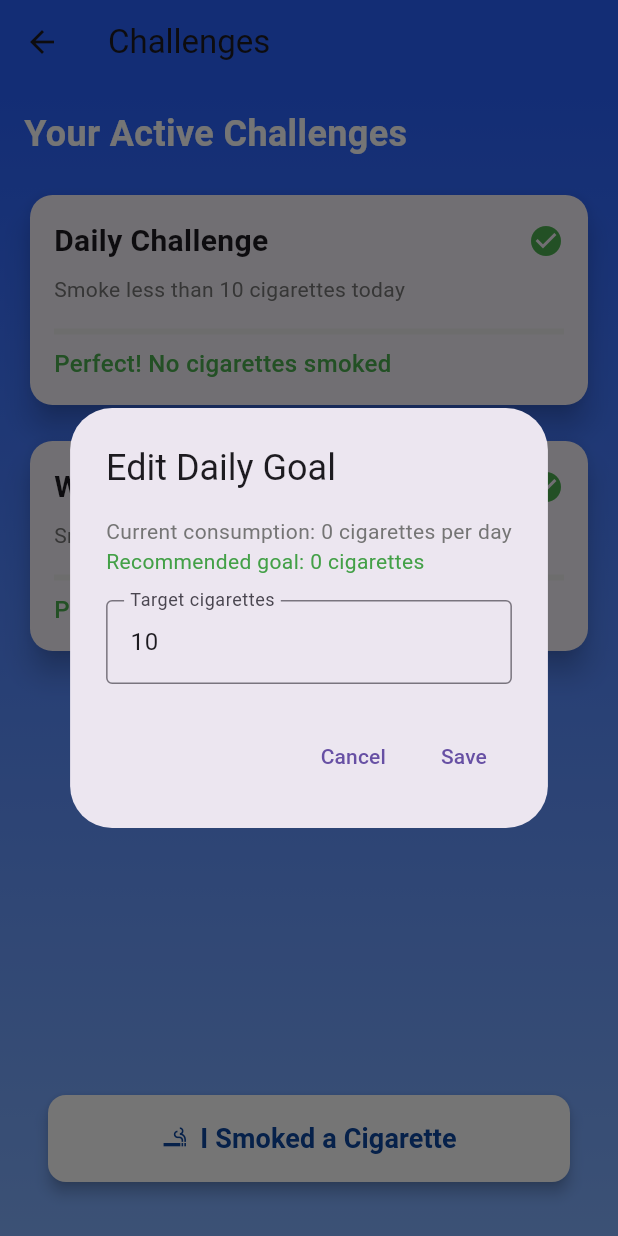
After one commit to FreshStart-Team14/FreshStart, a Flutter app: the ChallengesScreen screen opened directly, after a tap on "Daily Challenge", on a phone screen of 412 x 824 dp. The commit adds this screen. Run offline on Flutter 3.47's test engine with Material 3 defaults, Android fonts, the phone set to English and light mode, and no system bars; our stand-ins replace cloud_firestore, firebase_auth, firebase_core, fl_chart, fluttertoast, google_fonts and 2 more; accounts and stored records are empty.

Commit message:
Implemented challenges

```diff
--- /dev/null
+++ b/lib/screens/challenges.dart
@@ -0,0 +1,388 @@
+import 'package:flutter/material.dart';
+import 'package:cloud_firestore/cloud_firestore.dart';
+import 'package:firebase_auth/firebase_auth.dart';
+
+class ChallengesScreen extends StatefulWidget {
+  @override
+  _ChallengesScreenState createState() => _ChallengesScreenState();
+}
+
+class _ChallengesScreenState extends State<ChallengesScreen> {
+  final FirebaseFirestore _firestore = FirebaseFirestore.instance;
+  final String userId = FirebaseAuth.instance.currentUser?.uid ?? '';
+
+  int _dailyGoal = 10;
+  int _weeklyGoal = 50;
+  int _cigarettesPerDay = 0; // User's default daily consumption
+  Map<String, int> _dailySmokingCounts = {};
+  DateTime _lastUpdated = DateTime.now();
+
+  @override
+  void initState() {
+    super.initState();
+    _loadChallengeData();
+  }
+
+  Future<void> _loadChallengeData() async {
+    if (userId.isEmpty) return;
+
+    try {
+      // Load user's default cigarettes per day
+      final userDoc = await _firestore.collection('users').doc(userId).get();
+      if (userDoc.exists) {
+        final userData = userDoc.data() as Map<String, dynamic>;
+        _cigarettesPerDay = userData['cigarettes_per_day'] ?? 0;
+      }
+
+      // Load challenge goals and smoking history
+      final challengeDoc =
+          await _firestore.collection('user_challenges').doc(userId).get();
+      if (challengeDoc.exists) {
+        final data = challengeDoc.data() as Map<String, dynamic>;
+        final smokingData =
+            data['dailySmokingCounts'] as Map<String, dynamic>? ?? {};
+
+        setState(() {
+          _dailyGoal = data['dailyGoal'] ?? (_cigarettesPerDay * 0.7).floor();
+          _weeklyGoal =
+              data['weeklyGoal'] ?? (_cigarettesPerDay * 7 * 0.7).floor();
+          _lastUpdated = (data['lastUpdated'] as Timestamp).toDate();
+          _dailySmokingCounts =
+              smokingData.map((key, value) => MapEntry(key, value as int));
+        });
+      } else {
+        // Set initial goals to 70% of current consumption
+        setState(() {
+          _dailyGoal = (_cigarettesPerDay * 0.7).floor();
+          _weeklyGoal = (_cigarettesPerDay * 7 * 0.7).floor();
+          _saveChallengeData();
+        });
+      }
+    } catch (e) {
+      print('Error loading challenge data: $e');
+      ScaffoldMessenger.of(context).showSnackBar(
+        SnackBar(
+            content: Text('Error loading challenge data. Please try again.')),
+      );
+    }
+  }
+
+  Future<void> _saveChallengeData() async {
+    if (userId.isEmpty) return;
+
+    try {
+      // Convert the Map<String, int> to a format Firestore can handle
+      Map<String, dynamic> smokingData = {};
+      _dailySmokingCounts.forEach((key, value) {
+        smokingData[key] = value;
+      });
+
+      await _firestore.collection('user_challenges').doc(userId).set(
+          {
+            'dailyGoal': _dailyGoal,
+            'weeklyGoal': _weeklyGoal,
+            'lastUpdated': Timestamp.now(),
+            'dailySmokingCounts': smokingData,
+          },
+          SetOptions(
+              merge:
+                  true)); // Use merge option to prevent overwriting other fields
+    } catch (e) {
+      print('Error saving challenge data: $e');
+      ScaffoldMessenger.of(context).showSnackBar(
+        SnackBar(
+            content: Text('Error saving challenge data. Please try again.')),
+      );
+    }
+  }
+
+  Future<void> _recordSmoke() async {
+    try {
+      final today = DateTime.now().toIso8601String().split('T')[0];
+      setState(() {
+        _dailySmokingCounts[today] = (_dailySmokingCounts[today] ?? 0) + 1;
+      });
+      await _saveChallengeData();
+    } catch (e) {
+      print('Error recording smoke: $e');
+      ScaffoldMessenger.of(context).showSnackBar(
+        SnackBar(content: Text('Error recording cigarette. Please try again.')),
+      );
+    }
+  }
+
+  int _getTodaySmoked() {
+    final today = DateTime.now().toIso8601String().split('T')[0];
+    return _dailySmokingCounts[today] ?? 0;
+  }
+
+  int _getWeekSmoked() {
+    final now = DateTime.now();
+    final weekStart = now.subtract(Duration(days: now.weekday - 1));
+    final weekEnd = now.add(Duration(days: 1));
+
+    int total = 0;
+    _dailySmokingCounts.forEach((dateStr, count) {
+      final date = DateTime.parse(dateStr);
+      if (date.isAfter(weekStart) && date.isBefore(weekEnd)) {
+        total += count;
+      }
+    });
+    return total;
+  }
+
+  // Helper method to get color based on progress
+  Color _getProgressColor(int current, int goal) {
+    if (current == 0) return Colors.green;
+    if (current >= goal) return Colors.red;
+
+    // Calculate how close we are to the goal (0.0 to 1.0)
+    double progress = current / goal;
+
+    // Create a color gradient from green to yellow to red
+    if (progress <= 0.5) {
+      // Blend from green to yellow
+      return Color.lerp(
+        Colors.green,
+        Colors.yellow,
+        progress * 2,
+      )!;
+    } else {
+      // Blend from yellow to red
+      return Color.lerp(
+        Colors.yellow,
+        Colors.red,
+        (progress - 0.5) * 2,
+      )!;
+    }
+  }
+
+  Widget _buildChallengeCard({
+    required String title,
+    required String subtitle,
+    required int current,
+    required int goal,
+    required VoidCallback onTap,
+  }) {
+    final isFailed = current > goal;
+    final progressColor = _getProgressColor(current, goal);
+
+    return Card(
+      elevation: 8,
+      shape: RoundedRectangleBorder(
+        borderRadius: BorderRadius.circular(15),
+      ),
+      child: InkWell(
+        onTap: onTap,
+        borderRadius: BorderRadius.circular(15),
+        child: Padding(
+          padding: EdgeInsets.all(16),
+          child: Column(
+            crossAxisAlignment: CrossAxisAlignment.start,
+            children: [
+              Row(
+                mainAxisAlignment: MainAxisAlignment.spaceBetween,
+                children: [
+                  Text(
+                    title,
+                    style: TextStyle(
+                      fontSize: 20,
+                      fontWeight: FontWeight.bold,
+                    ),
+                  ),
+                  Icon(
+                    current == 0
+                        ? Icons.check_circle
+                        : (isFailed ? Icons.cancel : Icons.smoking_rooms),
+                    color: progressColor,
+                  ),
+                ],
+              ),
+              SizedBox(height: 8),
+              Text(
+                subtitle,
+                style: TextStyle(
+                  fontSize: 14,
+                  color: Colors.grey[600],
+                ),
+              ),
+              SizedBox(height: 16),
+              LinearProgressIndicator(
+                value: (current / goal).clamp(0.0, 1.0),
+                backgroundColor: Colors.grey[200],
+                valueColor: AlwaysStoppedAnimation(progressColor),
+              ),
+              SizedBox(height: 8),
+              Text(
+                current == 0
+                    ? 'Perfect! No cigarettes smoked'
+                    : isFailed
+                        ? 'Challenge failed! Smoked ${current - goal} too many'
+                        : '${goal - current} cigarettes remaining until failure',
+                style: TextStyle(
+                  fontSize: 16,
+                  fontWeight: FontWeight.w500,
+                  color: progressColor,
+                ),
+              ),
+            ],
+          ),
+        ),
+      ),
+    );
+  }
+
+  void _showEditGoalDialog(bool isDaily) {
+    final defaultGoal = isDaily
+        ? (_cigarettesPerDay * 0.7).floor()
+        : (_cigarettesPerDay * 7 * 0.7).floor();
+
+    final controller = TextEditingController(
+      text: (isDaily ? _dailyGoal : _weeklyGoal).toString(),
+    );
+
+    showDialog(
+      context: context,
+      builder: (context) => AlertDialog(
+        title: Text('Edit ${isDaily ? "Daily" : "Weekly"} Goal'),
+        content: Column(
+          mainAxisSize: MainAxisSize.min,
+          crossAxisAlignment: CrossAxisAlignment.start,
+          children: [
+            Text(
+              'Current consumption: $_cigarettesPerDay cigarettes per day',
+              style: TextStyle(
+                fontSize: 14,
+                color: Colors.grey[600],
+              ),
+            ),
+            Text(
+              'Recommended goal: $defaultGoal cigarettes',
+              style: TextStyle(
+                fontSize: 14,
+                color: Colors.green[600],
+              ),
+            ),
+            SizedBox(height: 16),
+            TextField(
+              controller: controller,
+              keyboardType: TextInputType.number,
+              decoration: InputDecoration(
+                labelText: 'Target cigarettes',
+                border: OutlineInputBorder(),
+              ),
+            ),
+          ],
+        ),
+        actions: [
+          TextButton(
+            onPressed: () => Navigator.pop(context),
+            child: Text('Cancel'),
+          ),
+          TextButton(
+            onPressed: () async {
+              final newGoal = int.tryParse(controller.text);
+              if (newGoal != null && newGoal > 0) {
+                setState(() {
+                  if (isDaily) {
+                    _dailyGoal = newGoal;
+                  } else {
+                    _weeklyGoal = newGoal;
+                  }
+                });
+                await _saveChallengeData();
+                Navigator.pop(context);
+              }
+            },
+            child: Text('Save'),
+          ),
+        ],
+      ),
+    );
+  }
+
+  @override
+  Widget build(BuildContext context) {
+    final todaySmoked = _getTodaySmoked();
+    final weekSmoked = _getWeekSmoked();
+
+    return Scaffold(
+      appBar: AppBar(
+        title: Text('Challenges'),
+        backgroundColor: Colors.blueAccent.shade700,
+      ),
+      body: Container(
+        decoration: BoxDecoration(
+          gradient: LinearGradient(
+            begin: Alignment.topCenter,
+            end: Alignment.bottomCenter,
+            colors: [Colors.blueAccent.shade700, Colors.blueAccent.shade100],
+          ),
+        ),
+        child: Padding(
+          padding: EdgeInsets.all(16),
+          child: Column(
+            crossAxisAlignment: CrossAxisAlignment.start,
+            children: [
+              Text(
+                'Your Active Challenges',
+                style: TextStyle(
+                  fontSize: 24,
+                  fontWeight: FontWeight.bold,
+                  color: Colors.white,
+                ),
+              ),
+              SizedBox(height: 20),
+              _buildChallengeCard(
+                title: 'Daily Challenge',
+                subtitle: 'Smoke less than $_dailyGoal cigarettes today',
+                current: todaySmoked,
+                goal: _dailyGoal,
+                onTap: () => _showEditGoalDialog(true),
+              ),
+              SizedBox(height: 16),
+              _buildChallengeCard(
+                title: 'Weekly Challenge',
+                subtitle: 'Smoke less than $_weeklyGoal cigarettes this week',
+                current: weekSmoked,
+                goal: _weeklyGoal,
+                onTap: () => _showEditGoalDialog(false),
+              ),
+              Spacer(),
+              Container(
+                width: double.infinity,
+                padding: EdgeInsets.symmetric(horizontal: 16, vertical: 20),
+                child: ElevatedButton(
+                  onPressed: _recordSmoke,
+                  style: ElevatedButton.styleFrom(
+                    backgroundColor: Colors.white,
+                    foregroundColor: Colors.blue.shade900,
+                    padding: EdgeInsets.symmetric(vertical: 16),
+                    shape: RoundedRectangleBorder(
+                      borderRadius: BorderRadius.circular(12),
+                    ),
+                    elevation: 4,
+                  ),
+                  child: Row(
+                    mainAxisAlignment: MainAxisAlignment.center,
+                    children: [
+                      Icon(Icons.smoking_rooms),
+                      SizedBox(width: 8),
+                      Text(
+                        'I Smoked a Cigarette',
+                        style: TextStyle(
+                          fontSize: 18,
+                          fontWeight: FontWeight.bold,
+                        ),
+                      ),
+                    ],
+                  ),
+                ),
+              ),
+            ],
+          ),
+        ),
+      ),
+    );
+  }
+}
--- a/lib/screens/dashboard.dart
+++ b/lib/screens/dashboard.dart
@@ -1,4 +1,5 @@
 import 'package:flutter/material.dart';
+import 'package:freshstart/screens/challenges.dart';
 import 'package:freshstart/screens/non_smoking_tracker.dart';
 import 'package:freshstart/screens/weight_tracker.dart';
 import 'package:freshstart/screens/saved_money.dart';
@@ -116,6 +117,8 @@ class DashboardScreen extends StatelessWidget {
                       DietPlansScreen(), Icons.restaurant),
                   _buildDashboardItem(
                       context, 'Profile', ProfileScreen(), Icons.person),
+                  _buildDashboardItem(context, 'Challenges', ChallengesScreen(),
+                      Icons.track_changes)
                 ],
               ),
             ],
```
Also changed, not shown: pubspec.lock.
